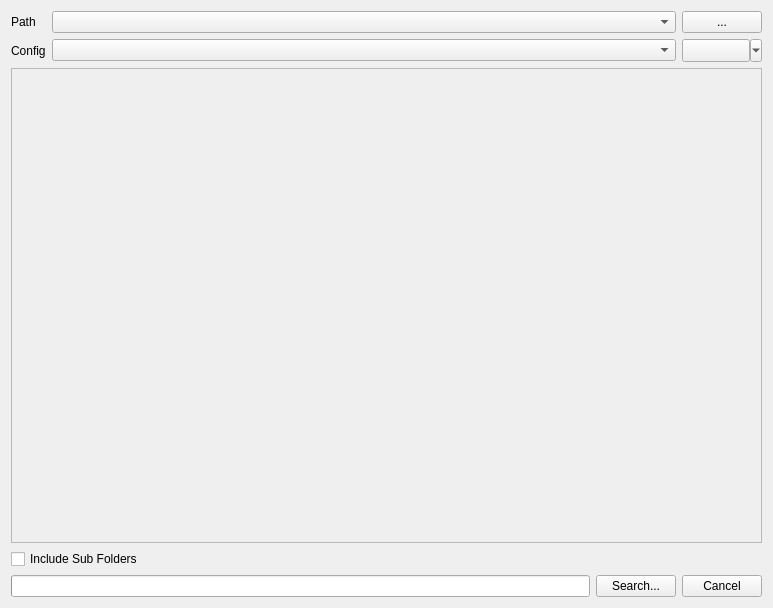
This is textureimporter/ui/importer_dialog.ui in beatreichenbach/texture-importer as Qt 5 draws it before an edit. The edited form follows.
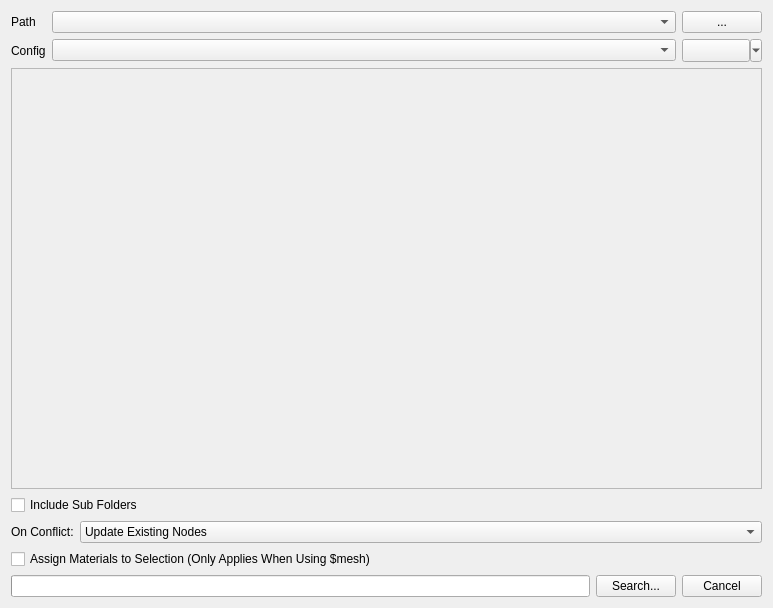
This is the edited form.

Diff of the .ui file:
```diff
--- a/textureimporter/ui/importer_dialog.ui
+++ b/textureimporter/ui/importer_dialog.ui
@@ -86,7 +86,7 @@
         <x>0</x>
         <y>0</y>
         <width>753</width>
-        <height>474</height>
+        <height>423</height>
        </rect>
       </property>
       <layout class="QVBoxLayout" name="config_lay"/>
@@ -100,6 +100,43 @@
      </property>
     </widget>
    </item>
+   <item>
+    <layout class="QHBoxLayout" name="conflict_lay" stretch="0,1">
+     <item>
+      <widget class="QLabel" name="conflict_lbl">
+       <property name="text">
+        <string>On Conflict:</string>
+       </property>
+      </widget>
+     </item>
+     <item>
+      <widget class="QComboBox" name="conflict_cmb">
+       <item>
+        <property name="text">
+         <string>Update Existing Nodes</string>
+        </property>
+       </item>
+       <item>
+        <property name="text">
+         <string>Replace Exising Nodes</string>
+        </property>
+       </item>
+       <item>
+        <property name="text">
+         <string>Rename Nodes</string>
+        </property>
+       </item>
+      </widget>
+     </item>
+    </layout>
+   </item>
+   <item>
+    <widget class="QCheckBox" name="assign_chk">
+     <property name="text">
+      <string>Assign Materials to Selection (Only Applies When Using $mesh)</string>
+     </property>
+    </widget>
+   </item>
    <item>
     <layout class="QHBoxLayout" name="footer_lay" stretch="1,0,0">
      <item>
```
